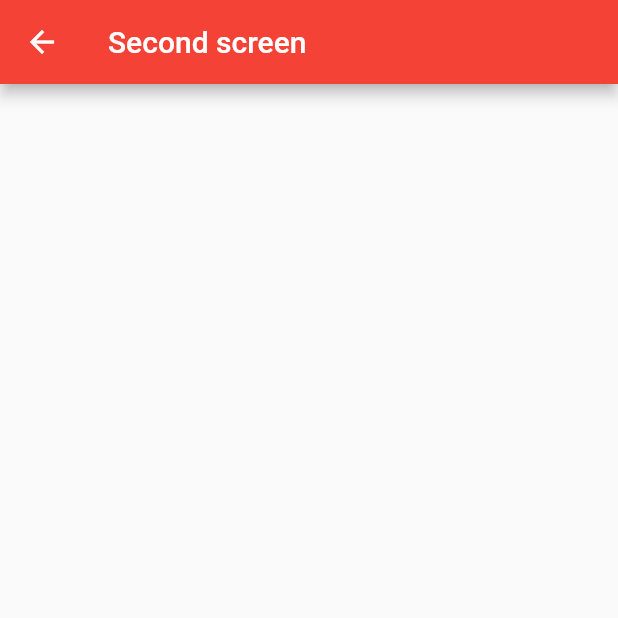
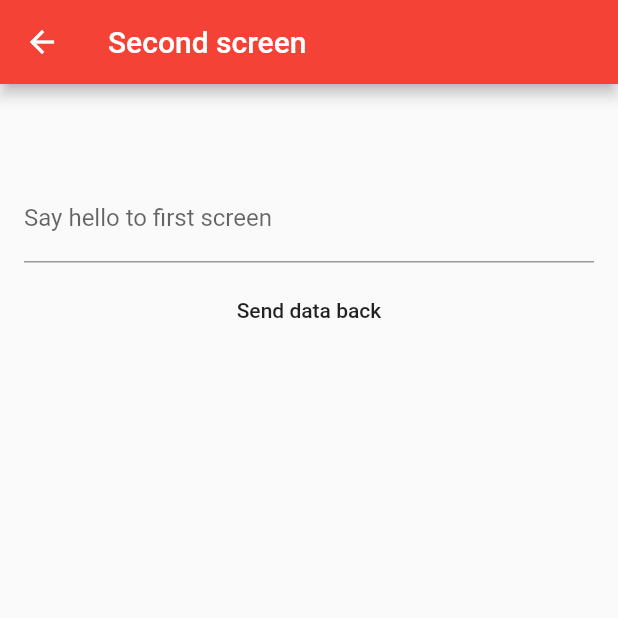
Before and after one commit to Veexit/flutter_routes, a Flutter app: the screen it shows after launch, after a tap on "Send to next screen", on a phone screen of 412 x 824 dp, the top half of it. Run offline on Flutter 3.47's test engine with Material 2 defaults, Android fonts, the phone set to English and light mode, and no system bars.

Commit message:
send form data from second screen to first

```diff
--- a/lib/main.dart
+++ b/lib/main.dart
@@ -14,6 +14,21 @@ class Home extends StatefulWidget {
 
 class _HomeState extends State<Home> {
   var _nameFieldController = new TextEditingController();
+
+  Future _goToNextScreen(BuildContext context) async {
+    Map results = await Navigator.of(context).push(
+      new MaterialPageRoute<Map>(
+          builder: (BuildContext context) {
+            return new SecondScreen(name: _nameFieldController.text);
+          }
+      )
+    );
+    if(results != null && results.containsKey('info')) {
+      _nameFieldController.text = results['info'];
+    } else {
+      print('nothing');
+    }
+  }
   @override
   Widget build(BuildContext context) {
     return new Scaffold(
@@ -34,14 +49,12 @@ class _HomeState extends State<Home> {
           ),
           new ListTile(
             title: new RaisedButton(
-                child: new Text('Send to next screen'),
-                onPressed: () {
-                  var router = new MaterialPageRoute(
-                      builder: (BuildContext context) {
-                        return new SecondScreen(name: _nameFieldController.text);
-                      });
-                  Navigator.of(context).push(router);
-                }),
+                  child: new Text('Send to next screen'),
+                  onPressed: () {_goToNextScreen(context);}
+                ),
+          ),
+          new ListTile(
+            title: new Text('test')
           )
         ],
       ),
@@ -51,7 +64,6 @@ class _HomeState extends State<Home> {
 
 class SecondScreen extends StatefulWidget {
   final String name;
-
   SecondScreen({Key key, this.name}) : super (key: key);
 
   @override
@@ -59,6 +71,9 @@ class SecondScreen extends StatefulWidget {
 }
 
 class _SecondScreenState extends State<SecondScreen> {
+
+  var _backTextFieldcontroller = new TextEditingController();
+
   @override
   Widget build(BuildContext context) {
     return new Scaffold(
@@ -66,8 +81,32 @@ class _SecondScreenState extends State<SecondScreen> {
         backgroundColor: Colors.red,
         title: new Text('Second screen'),
       ),
-      body: new ListTile(
-        title: new Text('${widget.name}')
+      body: new Container(
+        child: new Column(
+          children: <Widget>[
+            new ListTile(
+              title: new Text('${widget.name}'),
+            ),
+            new ListTile(
+              title: new TextField(
+                controller: _backTextFieldcontroller,
+                decoration: new InputDecoration(
+                    labelText: 'Say hello to first screen'
+                ),
+              )
+            ),
+            new ListTile(
+              title: new FlatButton(
+                  onPressed: () {
+                    Navigator.pop(context, {
+                      'info': _backTextFieldcontroller.text
+                    });
+                  },
+                  child: new Text('Send data back')
+              )
+            )
+          ],
+        ),
       )
     );
   }
```
